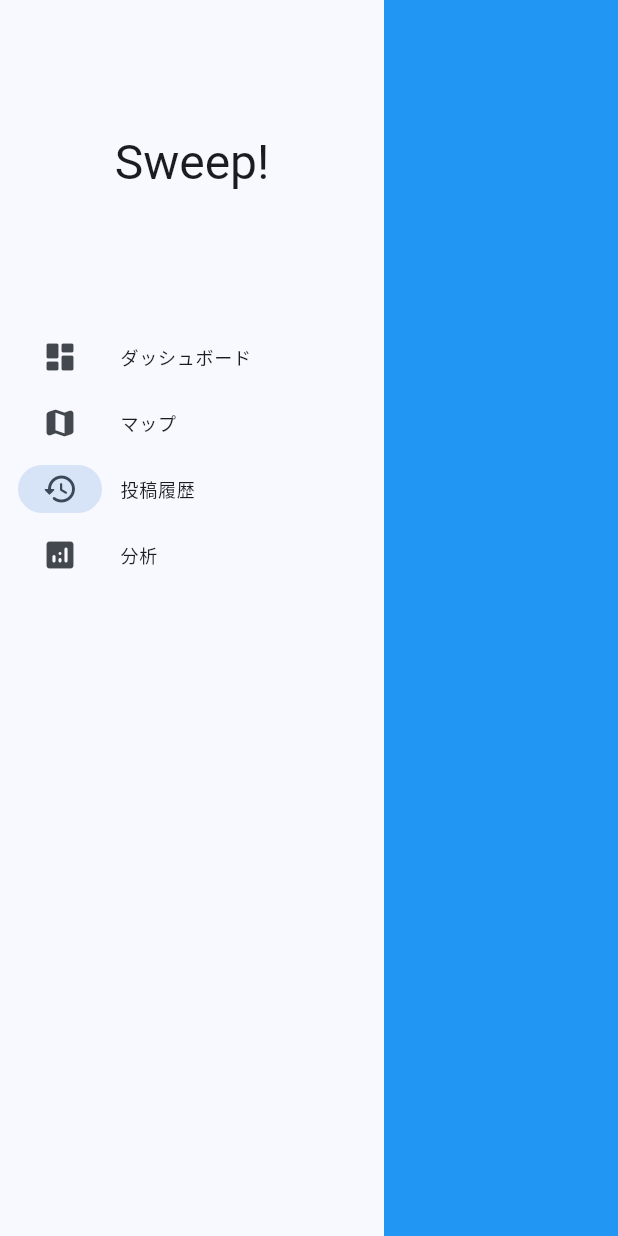
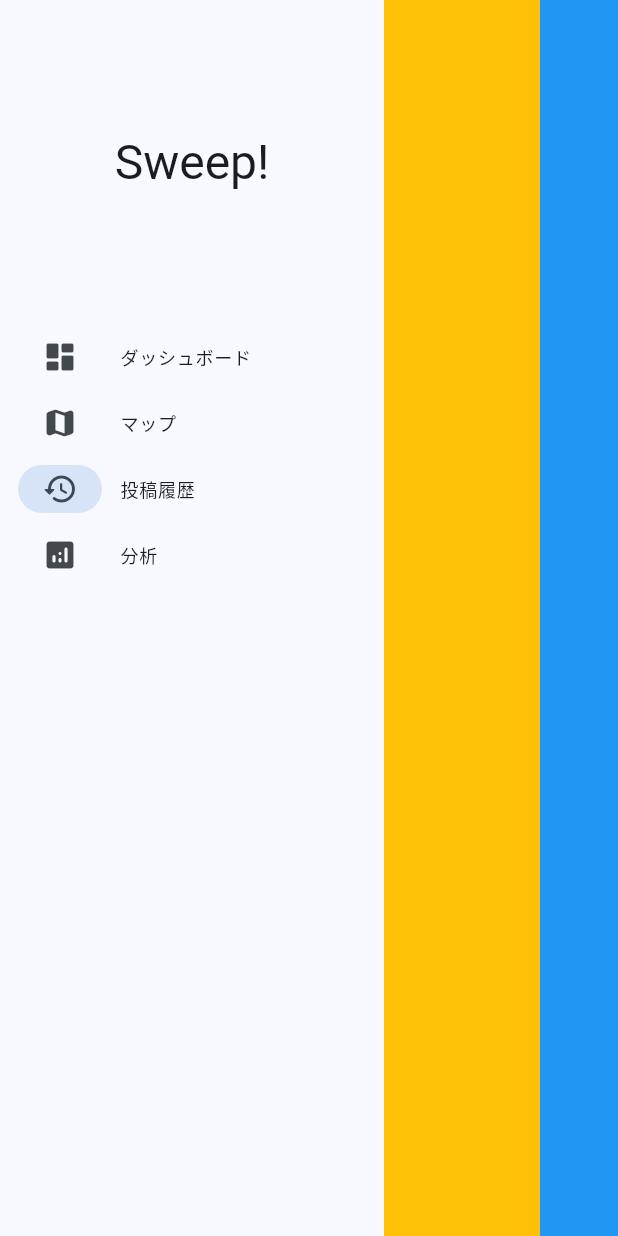
Before and after one commit to Chika0221/Sweep-host, a Flutter app: the screen it shows after launch, after a tap on "マップ", after a tap on "投稿履歴", on a phone screen of 412 x 824 dp. Run offline on Flutter 3.47's test engine with Material 3 defaults, Android fonts, the light colour scheme and no system bars; our stand-ins replace firebase_core, flutter_hooks, flutter_map, hooks_riverpod, latlong2, wave; missing offline and left inert: flutter_map_animations; accounts and stored records are empty; generated files the repository leaves out were written again.

Commit message:
HistoryPageを新規作成し、MainPageでインポートを修正。pubspec.lockを更新。

```diff
--- a/lib/pages/history_page.dart
+++ b/lib/pages/history_page/history_page.dart
@@ -8,6 +8,13 @@ class HistoryPage extends HookConsumerWidget {
   const HistoryPage({super.key});
   @override
   Widget build(BuildContext context, WidgetRef ref) {
-    return Container(color: Colors.blue,);
+    return Expanded(
+      child: Row(
+        children: [
+          Flexible(flex: 2,child: Container(color: Colors.amber,)),
+          Flexible(flex: 1,child: Container(color: Colors.blue,)),
+        ],
+      ),
+    );
   }
 }
--- a/lib/pages/main_page.dart
+++ b/lib/pages/main_page.dart
@@ -9,7 +9,7 @@ import 'package:hooks_riverpod/hooks_riverpod.dart';
 import 'package:sweep_host/logo/sweep_logo.dart';
 import 'package:sweep_host/pages/analytics_page.dart';
 import 'package:sweep_host/pages/dashboard_page.dart';
-import 'package:sweep_host/pages/history_page.dart';
+import 'package:sweep_host/pages/history_page/history_page.dart';
 import 'package:sweep_host/pages/map_page/map_page.dart';
 import 'package:sweep_host/widgets/setting_navigation_trailing.dart';
 
--- a/lib/pages/map_page/map_page.dart
+++ b/lib/pages/map_page/map_page.dart
@@ -34,9 +34,7 @@ class _MapPageState extends ConsumerState<MapPage>
 
   @override
   Widget build(BuildContext context) {
-    return ClipRRect(
-      borderRadius: BorderRadius.circular(30),
-      child: FlutterMap(
+    return FlutterMap(
       mapController: animatedMapController.mapController,
       options: MapOptions(
         initialCenter: otsuCityOfficePosition,
@@ -135,13 +133,12 @@ class _MapPageState extends ConsumerState<MapPage>
                     curve: Curves.easeIn,
                   );
                 },
-                  child: const Icon(Icons.location_city_rounded),
+                child: const Icon(Icons.home_rounded),
               ),
             ],
           ),
         ),
       ],
-      ),
     );
   }
 }
```
Also changed, not shown: pubspec.lock. Lines whose indentation alone changed are shown as unchanged.
